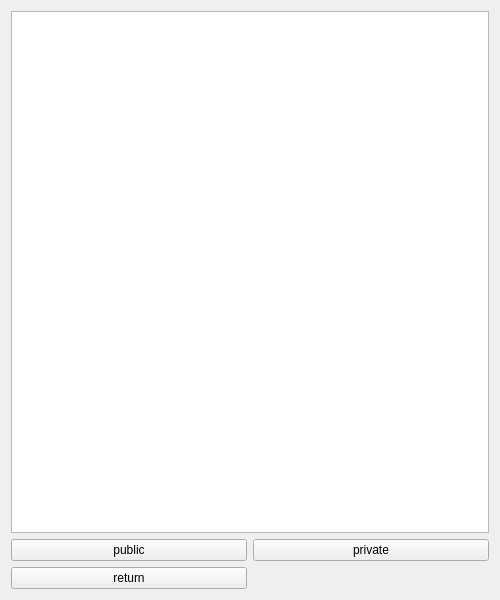
M-Majed/DBProj, file playlist.ui: the form before one commit.
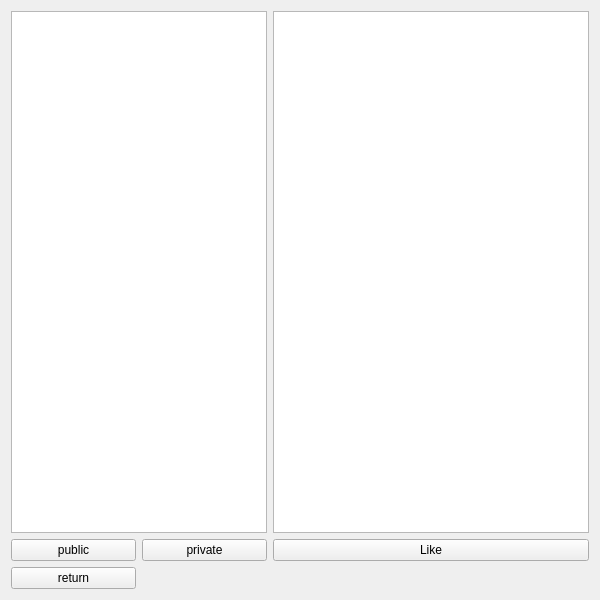
The form after the commit. Icons and pictures are not drawn.

Commit message: feat: update account management, database schema and queries, and playlist management

What changed in the file:
```diff
--- a/playlist.ui
+++ b/playlist.ui
@@ -6,19 +6,19 @@
    <rect>
     <x>0</x>
     <y>0</y>
-    <width>500</width>
+    <width>600</width>
     <height>600</height>
    </rect>
   </property>
   <property name="minimumSize">
    <size>
-    <width>500</width>
+    <width>600</width>
     <height>600</height>
    </size>
   </property>
   <property name="maximumSize">
    <size>
-    <width>500</width>
+    <width>600</width>
     <height>600</height>
    </size>
   </property>
@@ -33,6 +33,16 @@
    <string notr="true"/>
   </property>
   <layout class="QGridLayout" name="gridLayout">
+   <item row="2" column="0">
+    <widget class="QPushButton" name="back_btn">
+     <property name="text">
+      <string>return</string>
+     </property>
+    </widget>
+   </item>
+   <item row="0" column="0" colspan="2">
+    <widget class="QListView" name="listView"/>
+   </item>
    <item row="1" column="0">
     <widget class="QPushButton" name="public_btn">
      <property name="text">
@@ -40,9 +50,6 @@
      </property>
     </widget>
    </item>
-   <item row="0" column="0" colspan="2">
-    <widget class="QListView" name="listView"/>
-   </item>
    <item row="1" column="1">
     <widget class="QPushButton" name="private_btn">
      <property name="text">
@@ -50,10 +57,17 @@
      </property>
     </widget>
    </item>
-   <item row="2" column="0">
-    <widget class="QPushButton" name="back_btn">
+   <item row="0" column="2">
+    <layout class="QGridLayout" name="gridLayout_2">
+     <item row="0" column="0">
+      <widget class="QListView" name="listView_2"/>
+     </item>
+    </layout>
+   </item>
+   <item row="1" column="2">
+    <widget class="QPushButton" name="like_btn">
      <property name="text">
-      <string>return</string>
+      <string>Like</string>
      </property>
     </widget>
    </item>
```
The commit also changes 6 other files.
